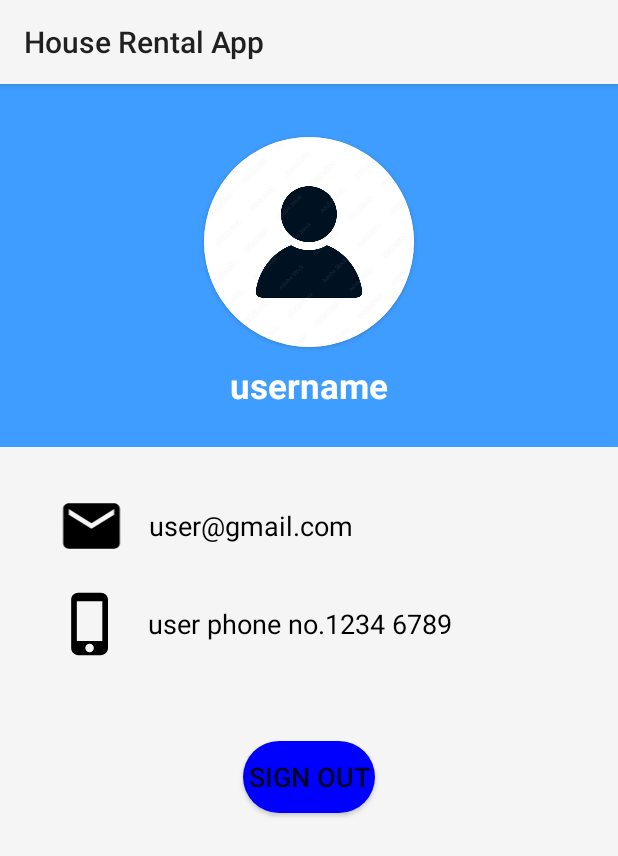
After one commit to Jeffrey-Law/HouseRentalApp, an Android app: the SettingActivity screen opened directly, with no data from a screen before it, on a phone screen of 412 x 824 dp. The commit adds this screen. Shown: the top 856 px of the screen. Run offline under Robolectric (Android 15) with nearby library versions, the phone set to English and light mode, and no system bars; our stand-ins replace Room's generated code.

Commit message:
add sign out

```diff
--- a/app/src/main/AndroidManifest.xml
+++ b/app/src/main/AndroidManifest.xml
@@ -51,6 +51,10 @@
             android:name=".NotificationActivity"
             android:exported="true">
         </activity>
+        <activity
+            android:name=".SettingActivity"
+            android:exported="true">
+        </activity>
         <meta-data
             android:name="com.google.android.geo.API_KEY"
             android:value="AIzaSyBxr55D3bD-JcmOLBq0KzhKvIoMem8zwOQ"/>
--- a/app/src/main/java/com/example/login/DetailActivity.java
+++ b/app/src/main/java/com/example/login/DetailActivity.java
@@ -64,7 +64,7 @@ public class DetailActivity extends AppCompatActivity {
 
             title.setText(house.getTitle());
             address.setText(house.getAddress());
-            price.setText("$" + house.getPrice());
+            price.setText("$" + house.getPrice() + "/day");
             bed_room.setText(house.getBedroom_num());
             car_space.setText(house.getCar_space_num());
             description.setText(house.getDescription());
--- a/app/src/main/java/com/example/login/HomeActivity.java
+++ b/app/src/main/java/com/example/login/HomeActivity.java
@@ -234,7 +234,7 @@ private View.OnTouchListener toolbar_listener = new View.OnTouchListener() {
     private View.OnClickListener settingBtn_listener = new View.OnClickListener() {
         @Override
         public void onClick(View v) {
-            Intent intent = new Intent(HomeActivity.this, BookingActivity.class); // TODO
+            Intent intent = new Intent(HomeActivity.this, SettingActivity.class); // TODO
             intent.putExtra("user_id", user_id);
             startActivity(intent);
         }
--- a/app/src/main/java/com/example/login/NotificationActivity.java
+++ b/app/src/main/java/com/example/login/NotificationActivity.java
@@ -49,6 +49,5 @@ public class NotificationActivity extends AppCompatActivity {
             no_request_found.setVisibility(View.VISIBLE);
         }
         recyclerView.setAdapter(new notificationAdapter(getApplicationContext(),bookingDao.getAllRequestFromBooker(user_id)));
-
     }
 }
--- /dev/null
+++ b/app/src/main/java/com/example/login/SettingActivity.java
@@ -0,0 +1,71 @@
+package com.example.login;
+
+import android.content.Intent;
+import android.graphics.Bitmap;
+import android.os.Bundle;
+import android.util.Log;
+import android.view.View;
+import android.widget.Button;
+import android.widget.ImageView;
+import android.widget.TextView;
+
+import androidx.annotation.Nullable;
+import androidx.appcompat.app.AppCompatActivity;
+
+public class SettingActivity extends AppCompatActivity {
+
+    // Declare final variable for user ID
+    int userId;
+
+    // Declare other views and variables
+    private ImageView userImage;
+    private TextView username, email, contact;
+    private Button signout;
+    private AppDatabase appDatabase;
+    private UserDao userDao;
+
+    @Override
+    protected void onCreate(Bundle savedInstanceState) {
+        super.onCreate(savedInstanceState);
+        setContentView(R.layout.activity_setting);
+
+        // Get the user ID from the intent
+        userId = getIntent().getIntExtra("user_id", 0);
+
+        // Initialize views and variables
+        userImage = findViewById(R.id.profile_user_image);
+        username = findViewById(R.id.profile_user_name);
+        email = findViewById(R.id.profile_email);
+        contact = findViewById(R.id.profile_contact);
+        signout = findViewById(R.id.setting_signout_btn);
+        appDatabase = AppDatabaseSingleton.getInstance(this);
+        userDao = appDatabase.getUserDao();
+
+        if (userId == 0) {
+            Log.d("Error: ", "failed to access user ID");
+        } else {
+            Log.d("Setting Activity : ", String.valueOf(userId));
+            Bitmap returnValue = userDao.getUserById(userId).getUser_image();
+            if(returnValue!= null){
+                userImage.setImageBitmap(returnValue);
+            }
+            username.setText(String.valueOf(userDao.getUserNameById(userId)));
+            email.setText(userDao.getEmailById(userId));
+            contact.setText(String.valueOf(userDao.getContactById(userId)));
+        }
+
+        // Set the signout button click listener
+        signout.setOnClickListener(new View.OnClickListener() {
+            @Override
+            public void onClick(View v) {
+                // Start the LoginActivity and clear the back stack
+                Intent intent = new Intent(SettingActivity.this, LoginActivity.class);
+                intent.setFlags(Intent.FLAG_ACTIVITY_CLEAR_TASK | Intent.FLAG_ACTIVITY_NEW_TASK);
+                startActivity(intent);
+            }
+        });
+
+        // Populate the user information
+
+    }
+}
--- a/app/src/main/java/com/example/login/User.java
+++ b/app/src/main/java/com/example/login/User.java
@@ -84,6 +84,10 @@ public class User {
     }
 
     public Bitmap getUser_image() {
-        return BitmapFactory.decodeByteArray(user_image, 0, user_image.length);
+        if(user_image == null){
+            return null;
+        }else{
+            return BitmapFactory.decodeByteArray(user_image, 0, user_image.length);
+        }
     }
 }
--- a/app/src/main/java/com/example/login/UserDao.java
+++ b/app/src/main/java/com/example/login/UserDao.java
@@ -41,4 +41,7 @@ public interface UserDao {
 
     @Query("SELECT contact FROM user_table WHERE user_id = :id LIMIT 1")
     String getContactById(int id);
+
+    @Query("SELECT email FROM user_table WHERE user_id = :id LIMIT 1")
+    String getEmailById(int id);
 }
--- /dev/null
+++ b/app/src/main/res/layout/activity_setting.xml
@@ -0,0 +1,115 @@
+<?xml version="1.0" encoding="utf-8"?>
+<LinearLayout xmlns:android="http://schemas.android.com/apk/res/android"
+    xmlns:app="http://schemas.android.com/apk/res-auto"
+    android:layout_width="match_parent"
+    android:layout_height="match_parent"
+    android:orientation="vertical"
+    android:background="#F6F5F5">
+
+    <RelativeLayout
+        android:layout_width="match_parent"
+        android:layout_height="242dp">
+
+        <LinearLayout
+            android:layout_width="match_parent"
+            android:layout_height="242dp"
+            android:background="#3f9dff"
+            android:orientation="vertical">
+
+            <androidx.cardview.widget.CardView
+                android:layout_width="140dp"
+                android:layout_height="140dp"
+                android:layout_gravity="center_horizontal"
+                android:layout_marginTop="35dp"
+                android:foregroundGravity="center_horizontal"
+                app:cardCornerRadius="100dp">
+
+                <ImageView
+                    android:id="@+id/profile_user_image"
+                    android:layout_width="match_parent"
+                    android:layout_height="match_parent"
+                    android:src="@drawable/icon" />
+            </androidx.cardview.widget.CardView>
+
+            <TextView
+                android:id="@+id/profile_user_name"
+                android:layout_width="wrap_content"
+                android:layout_height="wrap_content"
+                android:layout_gravity="center_horizontal"
+                android:layout_marginTop="10dp"
+                android:text="username"
+                android:textColor="#fff"
+                android:textSize="23dp"
+                android:textStyle="bold" />
+        </LinearLayout>
+
+    </RelativeLayout>
+
+    <LinearLayout
+        android:layout_width="match_parent"
+        android:layout_height="wrap_content"
+        android:orientation="vertical"
+        android:gravity="center"
+        android:layout_marginTop="30dp">
+        <LinearLayout
+            android:layout_width="match_parent"
+            android:layout_height="wrap_content"
+            android:orientation="horizontal"
+            android:layout_marginLeft="25dp">
+
+            <ImageView
+                android:layout_width="46dp"
+                android:layout_height="45dp"
+                android:src="@drawable/baseline_email_24" />
+
+            <TextView
+                android:id="@+id/profile_email"
+                android:layout_width="337dp"
+                android:layout_height="wrap_content"
+                android:layout_gravity="center_vertical"
+                android:paddingLeft="15dp"
+                android:text="user@gmail.com"
+                android:textColor="#000"
+                android:textSize="18dp" />
+
+        </LinearLayout>
+        <LinearLayout
+            android:layout_width="match_parent"
+            android:layout_height="wrap_content"
+            android:orientation="horizontal"
+            android:layout_marginTop="20dp"
+            android:layout_marginLeft="25dp">
+            <ImageView
+                android:layout_width="45dp"
+                android:layout_height="45dp"
+                android:src="@drawable/baseline_phone_iphone_24"/>
+
+            <TextView
+                android:id="@+id/profile_contact"
+                android:layout_width="wrap_content"
+                android:layout_height="wrap_content"
+                android:layout_gravity="center_vertical"
+                android:paddingLeft="15dp"
+                android:text="user phone no.1234 6789"
+                android:textColor="#000"
+                android:textSize="18dp" />
+
+        </LinearLayout>
+
+    </LinearLayout>
+
+    <Space
+        android:layout_width="match_parent"
+        android:layout_height="40dp" />
+
+    <Button
+        android:id="@+id/setting_signout_btn"
+        android:layout_width="wrap_content"
+        android:layout_height="wrap_content"
+        android:layout_gravity="center_horizontal"
+        android:layout_marginTop="15dp"
+        android:background="@drawable/blue_rounded_shape"
+        android:text="Sign out"
+        android:textSize="18dp" />
+
+</LinearLayout>
--- a/app/src/main/res/values/strings.xml
+++ b/app/src/main/res/values/strings.xml
@@ -31,4 +31,5 @@
     <string name="booking_title_tv_str">A Booking Request From Peter (#1)</string>
     <string name="booking_description_tv_str">Peter sent you a request to view your property - \"House 2\" at \"06/06/2023\" . You may contact him/her at \" 12344321\"".</string>
     <string name="notification_no_request_tv_str">No Booking/Request is found</string>
+    <string name="booking_response_tv">Ben have accept</string>
 </resources>
```
Also changed, not shown: app/src/main/java/com/example/login/Adapter/notificationResponseAdapter.java (added, +110 -0 lines), app/src/main/res/layout/notification_result.xml (added, +99 -0 lines), app/src/main/res/layout/profile.xml (deleted, +0 -167 lines), app/src/main/res/drawable/question_mark.png (added).
